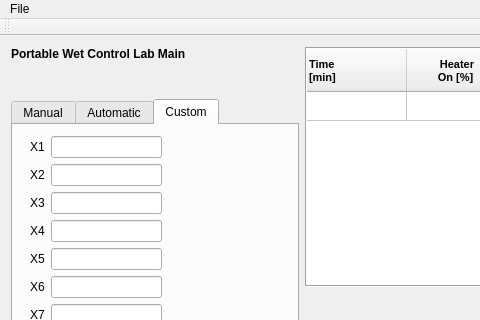
AnthonyA28/Qt-PWCL-main, file mainwindow.ui: the form before one commit; both pictures show x 0 to 480 and y 0 to 320 of the 991 by 615 pixel window.
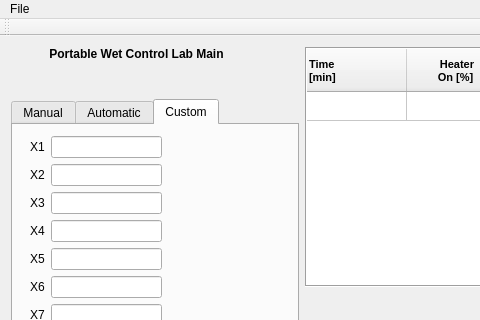
The form after the commit. Icons and pictures are not drawn. Custom widgets are drawn as their Qt base class.

```diff
--- a/mainwindow.ui
+++ b/mainwindow.ui
@@ -51,12 +51,13 @@
           </property>
           <property name="font">
            <font>
+            <pointsize>10</pointsize>
             <weight>75</weight>
             <bold>true</bold>
            </font>
           </property>
           <property name="text">
-           <string>&lt;html&gt;&lt;head/&gt;&lt;body&gt;&lt;p&gt;&lt;span style=&quot; font-size:9pt;&quot;&gt;Portable Wet Control Lab Main&lt;/span&gt;&lt;/p&gt;&lt;/body&gt;&lt;/html&gt;</string>
+           <string>&lt;html&gt;&lt;head/&gt;&lt;body&gt;&lt;p align=&quot;center&quot;&gt;&lt;span style=&quot; font-size:9pt;&quot;&gt;Portable Wet Control Lab Main&lt;/span&gt;&lt;/p&gt;&lt;/body&gt;&lt;/html&gt;</string>
           </property>
          </widget>
         </item>
```
Left out of the diff: 13 changed lines with no effect on the pictures.
